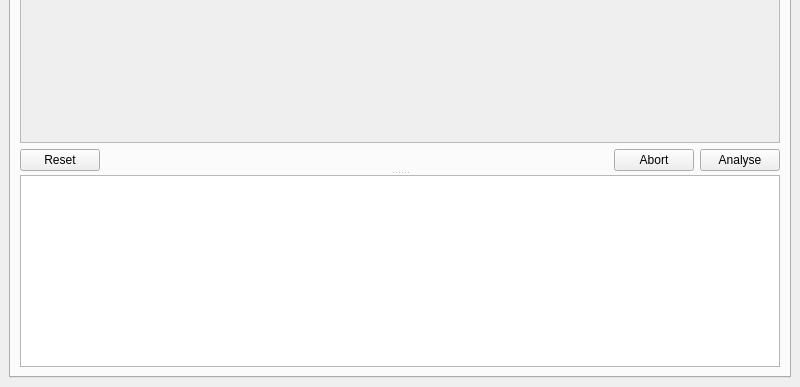
Before: the Qt Designer form DegenPrimerUI.ui in 1383385/DegenPrimerGUI, drawn with Qt 5; both pictures show x 0 to 800 and y 461 to 848 of the 800 by 848 pixel window.
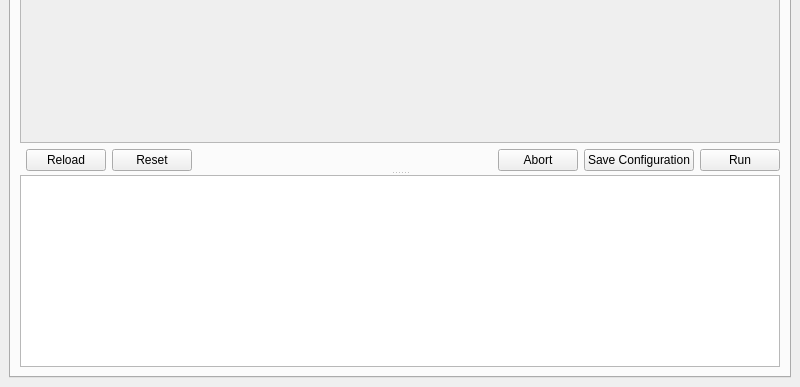
After: the same form once the commit is applied. Icons and pictures are not drawn.

Commit message:
DegenPrimerGUI: added 'save' property to custom options. Added style-sheet to widgets which are not to be saved (yellow background). Moved config_file property to the DegenPrimer.DegenPrimerConfig. Added save and reload buttons. Analysis button was renamed to Run. Fixed logic of loading, saving, reloading of a configuration. For that, added _check_cwdir_field, _change_cwdir and _parse_and_check methods.
setup.py: New version 1.5. Preliminary.

```diff
--- a/DegenPrimerUI.ui
+++ b/DegenPrimerUI.ui
@@ -54,17 +54,27 @@
             </sizepolicy>
            </property>
            <layout class="QGridLayout" name="gridLayout_2">
-            <item row="1" column="3">
-             <widget class="QPushButton" name="analyseButton">
-              <property name="toolTip">
-               <string>&lt;html&gt;&lt;head/&gt;&lt;body&gt;&lt;p&gt;Analyse primers&lt;/p&gt;&lt;/body&gt;&lt;/html&gt;</string>
-              </property>
-              <property name="text">
-               <string>Analyse</string>
-              </property>
-             </widget>
-            </item>
             <item row="1" column="1">
+             <widget class="QPushButton" name="reloadButton">
+              <property name="toolTip">
+               <string>&lt;html&gt;&lt;head/&gt;&lt;body&gt;&lt;p&gt;Reload currently selected configuration file.&lt;/p&gt;&lt;/body&gt;&lt;/html&gt;</string>
+              </property>
+              <property name="text">
+               <string>Reload</string>
+              </property>
+             </widget>
+            </item>
+            <item row="1" column="6">
+             <widget class="QPushButton" name="runButton">
+              <property name="toolTip">
+               <string>&lt;html&gt;&lt;head/&gt;&lt;body&gt;&lt;p&gt;Run the analysis pipeline with the current parameters. This also saves these parameters into a configuration file.&lt;/p&gt;&lt;/body&gt;&lt;/html&gt;</string>
+              </property>
+              <property name="text">
+               <string>Run</string>
+              </property>
+             </widget>
+            </item>
+            <item row="1" column="3">
              <spacer name="horizontalSpacer">
               <property name="orientation">
                <enum>Qt::Horizontal</enum>
@@ -77,14 +87,7 @@
               </property>
              </spacer>
             </item>
-            <item row="1" column="0">
-             <widget class="QPushButton" name="resetButton">
-              <property name="text">
-               <string>Reset</string>
-              </property>
-             </widget>
-            </item>
-            <item row="0" column="0" colspan="4">
+            <item row="0" column="0" colspan="7">
              <widget class="QScrollArea" name="configScrollArea">
               <property name="sizePolicy">
                <sizepolicy hsizetype="Expanding" vsizetype="Expanding">
@@ -108,13 +111,33 @@
               </widget>
              </widget>
             </item>
-            <item row="1" column="2">
+            <item row="1" column="4">
              <widget class="QPushButton" name="abortButton">
               <property name="text">
                <string>Abort</string>
               </property>
              </widget>
             </item>
+            <item row="1" column="5">
+             <widget class="QPushButton" name="saveButton">
+              <property name="toolTip">
+               <string>&lt;html&gt;&lt;head/&gt;&lt;body&gt;&lt;p&gt;Save current configuration to a file inside the selected working directory.&lt;/p&gt;&lt;/body&gt;&lt;/html&gt;</string>
+              </property>
+              <property name="text">
+               <string>Save Configuration</string>
+              </property>
+             </widget>
+            </item>
+            <item row="1" column="2">
+             <widget class="QPushButton" name="resetButton">
+              <property name="toolTip">
+               <string>&lt;html&gt;&lt;head/&gt;&lt;body&gt;&lt;p&gt;Reset all the fields to the default state.&lt;/p&gt;&lt;/body&gt;&lt;/html&gt;</string>
+              </property>
+              <property name="text">
+               <string>Reset</string>
+              </property>
+             </widget>
+            </item>
            </layout>
            <zorder>analyseButton</zorder>
            <zorder>horizontalSpacer</zorder>
```
Left out of the diff: 22 changed lines with no effect on the pictures. The commit also changes 4 other files.
